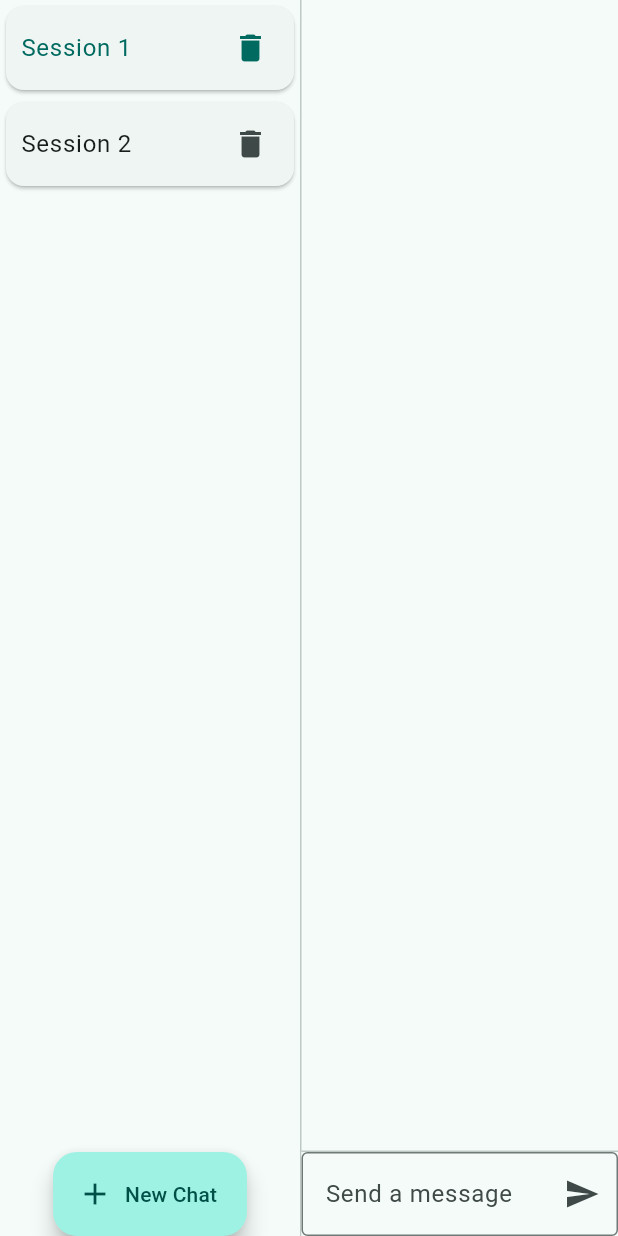
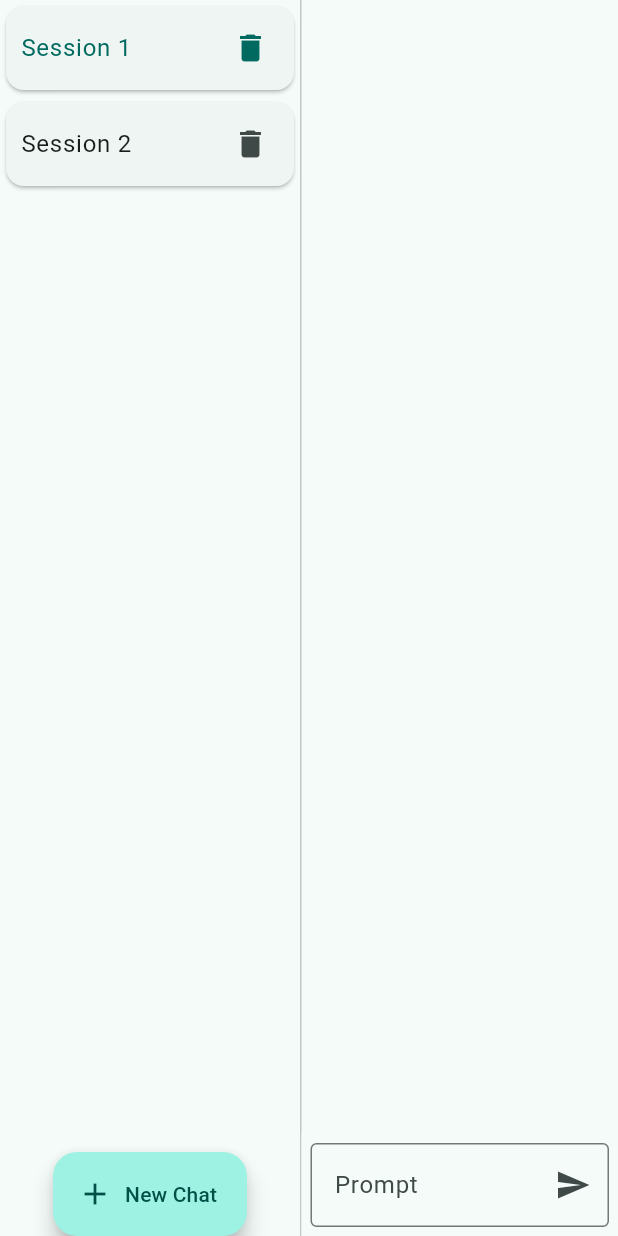
Before and after one commit to crazytan/ChatMaster, a Flutter app: the screen it shows after launch, on a phone screen of 412 x 824 dp. Run offline on Flutter 3.47's test engine with Material 2 defaults, Android fonts, the phone set to English and light mode, and no system bars; our stand-ins replace envied; missing offline and left inert: dart_openai; generated files the repository leaves out were written again.

Commit message:
Better input box.

```diff
--- a/lib/chat_screen.dart
+++ b/lib/chat_screen.dart
@@ -51,9 +51,9 @@ class ChatScreen extends StatelessWidget {
           ),
         ),
       ),
-      const Divider(height: 1.0),
       Container(
         decoration: BoxDecoration(color: Theme.of(context).cardColor),
+        padding: const EdgeInsets.all(6.0),
         child: TextComposer(
           focusNode: _textInputFocusNode,
         ),
--- a/lib/text_composer.dart
+++ b/lib/text_composer.dart
@@ -20,7 +20,7 @@ class _TextComposerState extends State<TextComposer> {
     return TextField(
       controller: _textController,
       decoration: InputDecoration(
-        hintText: "Send a message",
+        labelText: "Prompt",
         border: const OutlineInputBorder(),
         suffixIcon: IconButton(
           icon: const Icon(Icons.send),
```
